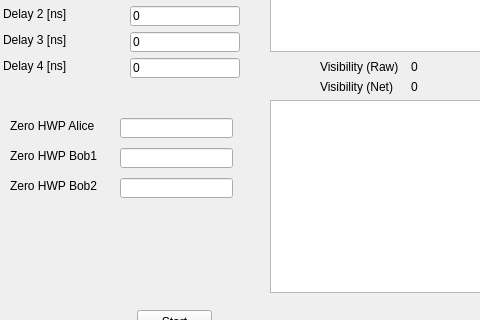
First picture: the form in pol/pol.ui, repository qLuxor/pylabtools, before the edit; both pictures show x 0 to 480 and y 190 to 510 of the 970 by 629 pixel window.
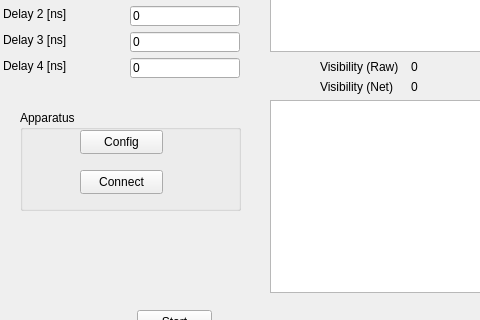
Second picture: the form after the edit. Custom widgets are drawn as their Qt base class.

Commit message: Add configuration widget and adjust main widget

What changed in the file:
```diff
--- a/pol/pol.ui
+++ b/pol/pol.ui
@@ -242,75 +242,6 @@
      </rect>
     </property>
    </widget>
-   <widget class="QLabel" name="label_7">
-    <property name="geometry">
-     <rect>
-      <x>10</x>
-      <y>308</y>
-      <width>101</width>
-      <height>16</height>
-     </rect>
-    </property>
-    <property name="text">
-     <string>Zero HWP Alice</string>
-    </property>
-   </widget>
-   <widget class="QLineEdit" name="txtHwpAlice">
-    <property name="geometry">
-     <rect>
-      <x>120</x>
-      <y>308</y>
-      <width>113</width>
-      <height>20</height>
-     </rect>
-    </property>
-   </widget>
-   <widget class="QLabel" name="label_8">
-    <property name="geometry">
-     <rect>
-      <x>10</x>
-      <y>338</y>
-      <width>101</width>
-      <height>16</height>
-     </rect>
-    </property>
-    <property name="text">
-     <string>Zero HWP Bob1</string>
-    </property>
-   </widget>
-   <widget class="QLineEdit" name="txtHwpBob1">
-    <property name="geometry">
-     <rect>
-      <x>120</x>
-      <y>338</y>
-      <width>113</width>
-      <height>20</height>
-     </rect>
-    </property>
-   </widget>
-   <widget class="QLabel" name="label_18">
-    <property name="geometry">
-     <rect>
-      <x>10</x>
-      <y>368</y>
-      <width>101</width>
-      <height>16</height>
-     </rect>
-    </property>
-    <property name="text">
-     <string>Zero HWP Bob2</string>
-    </property>
-   </widget>
-   <widget class="QLineEdit" name="txtHwpBob2">
-    <property name="geometry">
-     <rect>
-      <x>120</x>
-      <y>368</y>
-      <width>113</width>
-      <height>20</height>
-     </rect>
-    </property>
-   </widget>
    <widget class="QLabel" name="label">
     <property name="geometry">
      <rect>
@@ -447,7 +378,7 @@
      <string>0</string>
     </property>
    </widget>
-   <widget class="QWidget" name="">
+   <widget class="QWidget" name="layoutWidget">
     <property name="geometry">
      <rect>
       <x>10</x>
@@ -612,6 +543,45 @@
      <string>TTBuffer number</string>
     </property>
    </widget>
+   <widget class="QGroupBox" name="groupBox">
+    <property name="geometry">
+     <rect>
+      <x>20</x>
+      <y>300</y>
+      <width>221</width>
+      <height>101</height>
+     </rect>
+    </property>
+    <property name="title">
+     <string>Apparatus</string>
+    </property>
+    <widget class="QPushButton" name="btnConfig">
+     <property name="geometry">
+      <rect>
+       <x>60</x>
+       <y>20</y>
+       <width>83</width>
+       <height>24</height>
+      </rect>
+     </property>
+     <property name="text">
+      <string>Config</string>
+     </property>
+    </widget>
+    <widget class="QPushButton" name="btnConnect">
+     <property name="geometry">
+      <rect>
+       <x>60</x>
+       <y>60</y>
+       <width>83</width>
+       <height>24</height>
+      </rect>
+     </property>
+     <property name="text">
+      <string>Connect</string>
+     </property>
+    </widget>
+   </widget>
   </widget>
   <widget class="QMenuBar" name="menubar">
    <property name="geometry">
```
The commit also changes 4 other files.
